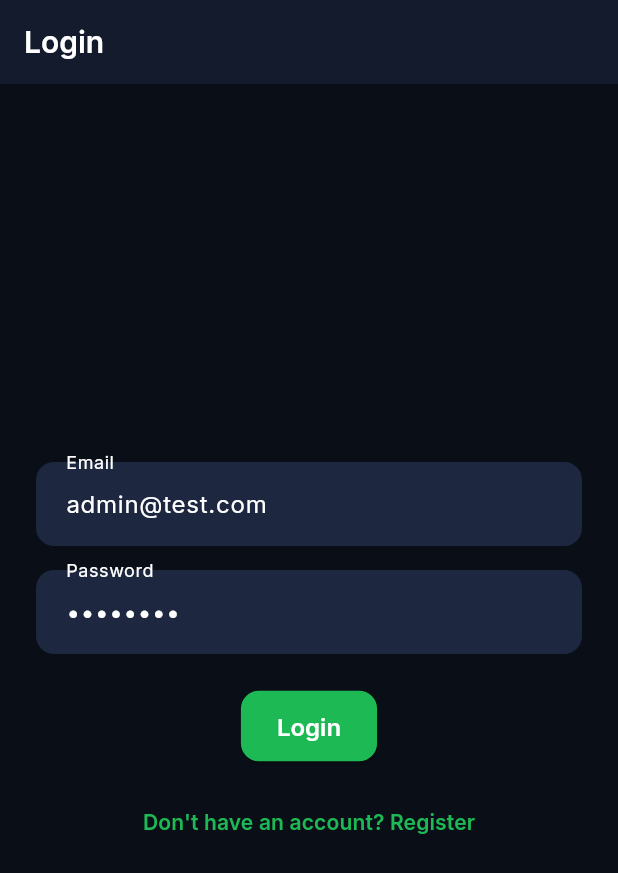
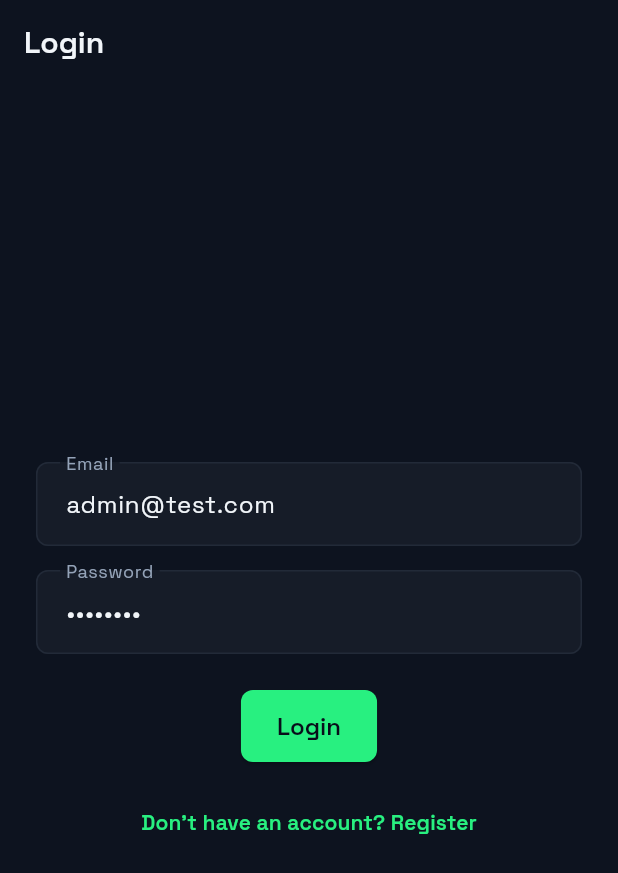
Before and after one commit to muhammedfahadt/SubIn, a Flutter app: the screen it shows after launch, on a phone screen of 412 x 824 dp. Shown: the top 873 px of the screen. Run offline on Flutter 3.47's test engine with Material 3 defaults, Android fonts, the phone set to English and light mode, and no system bars; our stand-ins replace dio, flutter_datetime_picker_plus, flutter_map, flutter_riverpod, freezed_annotation, geolocator and 7 more; missing offline and left inert: talker_dio_logger.

Commit message:
feat(theme): Redesign AppTheme and AppColors for improved dark-mode support and consistency, Related to #20

```diff
--- a/subIn/frontend/lib/config/app_theme.dart
+++ b/subIn/frontend/lib/config/app_theme.dart
@@ -1,42 +1,113 @@
 import 'package:flutter/material.dart';
 import 'package:google_fonts/google_fonts.dart';
 
+/// Athletic Pulse — dark-mode sports-tech design system.
+///
+/// Single central theme file. All raw hex values live here as named
+/// `const` tokens. Screens must reference [AppTheme]/[AppColors] tokens
+/// (or `Theme.of(context).colorScheme`) and never duplicate raw hex.
+class AppColors {
+  AppColors._();
+
+  // Brand / accent.
+  static const Color lime = Color(0xFF28F080);
+  static const Color onLime = Color(0xFF080E1A);
+
+  // Surfaces.
+  static const Color appBackground = Color(0xFF0D131F);
+  static const Color lowestSurface = Color(0xFF080E1A);
+  static const Color lowContainer = Color(0xFF161C28);
+  static const Color highContainer = Color(0xFF1E2638);
+  static const Color brightHighlight = Color(0xFF333947);
+
+  // Borders.
+  static const Color outline = Color(0xFF222A38);
+
+  // Text.
+  static const Color primaryText = Color(0xFFF1F5F9);
+  static const Color secondaryText = Color(0xFF94A3B8);
+  static const Color tertiaryText = Color(0xFF64748B);
+
+  // Sport / live status — kept separate from [lime] on purpose.
+  static const Color soccerTurf = Color(0xFF28F080);
+  static const Color basketballCourt = Color(0xFFF59E0B);
+  static const Color liveRadar = Color(0xFF38BDF8);
+  static const Color liveAvailable = Color(0xFF22C55E);
+
+  // Retained for Material error role (spec does not define error color).
+  static const Color error = Color(0xFFEF4444);
+}
+
 class AppTheme {
-  // Primary Colors - Sporty & Energetic
-  static const Color primaryColor = Color(0xFF1DB954);  // Vibrant Green
-  static const Color primaryDark = Color(0xFF169C45);
-  static const Color primaryLight = Color(0xFF4DD47A);
+  AppTheme._();
 
-  // Accent Colors
-  static const Color accentColor = Color(0xFFFF6B35);  // Orange
-  static const Color accentLight = Color(0xFFFF8C61);
+  // ── Canonical Athletic Pulse tokens (preferred) ──
+  static const Color lime = AppColors.lime;
+  static const Color onLime = AppColors.onLime;
+  static const Color appBackground = AppColors.appBackground;
+  static const Color lowestSurface = AppColors.lowestSurface;
+  static const Color lowContainer = AppColors.lowContainer;
+  static const Color highContainer = AppColors.highContainer;
+  static const Color brightHighlight = AppColors.brightHighlight;
+  static const Color outline = AppColors.outline;
+  static const Color primaryText = AppColors.primaryText;
+  static const Color secondaryText = AppColors.secondaryText;
+  static const Color tertiaryText = AppColors.tertiaryText;
+  static const Color soccer = AppColors.soccerTurf;
+  static const Color basketball = AppColors.basketballCourt;
+  static const Color radarBlue = AppColors.liveRadar;
+  static const Color liveEmerald = AppColors.liveAvailable;
+  static const Color error = AppColors.error;
 
-  // Background Colors
-  static const Color background = Color(0xFF0A0E17);  // Dark Navy
-  static const Color surface = Color(0xFF141B2D);     // Slightly lighter
-  static const Color cardBackground = Color(0xFF1E2740);
+  // Shared restrained corner radius — 8px everywhere.
+  static const double radius = 8.0;
+  static BorderRadius get radiusBorder => BorderRadius.circular(radius);
 
-  // Text Colors
-  static const Color textPrimary = Color(0xFFFFFFFF);
-  static const Color textSecondary = Color(0xFFB0B8C8);
-  static const Color textMuted = Color(0xFF6B7280);
+  // ── Backward-compatible aliases (deprecated) ──
+  // Kept so existing screens compile without per-screen edits in this task.
+  // New code should use the canonical tokens above.
+  @Deprecated('Use AppTheme.appBackground instead')
+  static const Color background = appBackground;
+  @Deprecated('Use AppTheme.lowContainer instead')
+  static const Color surface = lowContainer;
+  @Deprecated('Use AppTheme.lowContainer instead')
+  static const Color cardBackground = lowContainer;
+  @Deprecated('Use AppTheme.primaryText instead')
+  static const Color textPrimary = primaryText;
+  @Deprecated('Use AppTheme.secondaryText instead')
+  static const Color textSecondary = secondaryText;
+  @Deprecated('Use AppTheme.tertiaryText instead')
+  static const Color textMuted = tertiaryText;
+  @Deprecated('Use AppTheme.lime instead')
+  static const Color primaryColor = lime;
+  @Deprecated('Use AppTheme.lime instead')
+  static const Color primaryDark = lime;
+  @Deprecated('Use AppTheme.lime instead')
+  static const Color primaryLight = lime;
+  @Deprecated('Use AppTheme.basketball instead')
+  static const Color accentColor = basketball;
+  @Deprecated('Use AppTheme.basketball instead')
+  static const Color accentLight = basketball;
+  @Deprecated('Use AppTheme.liveEmerald instead')
+  static const Color success = liveEmerald;
+  @Deprecated('Use AppTheme.basketball instead')
+  static const Color warning = basketball;
+  @Deprecated('Use AppTheme.radarBlue instead')
+  static const Color info = radarBlue;
 
-  // Status Colors
-  static const Color success = Color(0xFF22C55E);
-  static const Color warning = Color(0xFFF59E0B);
-  static const Color error = Color(0xFFEF4444);
-  static const Color info = Color(0xFF3B82F6);
-
-  // Sport-specific colors
+  // Sport-specific colors.
+  // Soccer/Basketball aligned to Athletic Pulse; remaining sports keep
+  // legacy values centrally so screens do not hardcode hex.
   static const Map<String, Color> sportColors = {
-    'Football': Color(0xFF22C55E),
-    'Cricket': Color(0xFF3B82F6),
-    'Basketball': Color(0xFFF97316),
+    'Football': AppColors.soccerTurf,
+    'Soccer': AppColors.soccerTurf,
+    'Cricket': AppColors.liveRadar,
+    'Basketball': AppColors.basketballCourt,
     'Tennis': Color(0xFFEC4899),
     'Badminton': Color(0xFF8B5CF6),
-    'Volleyball': Color(0xFFF59E0B),
+    'Volleyball': AppColors.basketballCourt,
     'Table Tennis': Color(0xFF06B6D4),
-    'Running': Color(0xFFEF4444),
+    'Running': AppColors.error,
     'Cycling': Color(0xFF14B8A6),
     'Swimming': Color(0xFF0EA5E9),
     'Yoga': Color(0xFFF472B6),
@@ -45,96 +116,169 @@ class AppTheme {
   };
 
   static ThemeData get darkTheme {
+    final base = ThemeData.dark(useMaterial3: true);
+    final spaceText = GoogleFonts.spaceGroteskTextTheme(base.textTheme);
+
+    final textTheme = spaceText
+        .copyWith(
+          displayLarge: spaceText.displayLarge?.copyWith(
+            fontSize: 32,
+            fontWeight: FontWeight.bold,
+            color: primaryText,
+          ),
+          displayMedium: spaceText.displayMedium?.copyWith(
+            fontSize: 24,
+            fontWeight: FontWeight.bold,
+            color: primaryText,
+          ),
+          titleLarge: spaceText.titleLarge?.copyWith(
+            fontSize: 20,
+            fontWeight: FontWeight.w600,
+            color: primaryText,
+          ),
+          bodyLarge: spaceText.bodyLarge?.copyWith(
+            fontSize: 16,
+            color: primaryText,
+          ),
+          bodyMedium: spaceText.bodyMedium?.copyWith(
+            fontSize: 14,
+            color: secondaryText,
+          ),
+          labelLarge: spaceText.labelLarge?.copyWith(
+            fontSize: 14,
+            fontWeight: FontWeight.w600,
+            color: onLime,
+          ),
+        )
+        .apply(bodyColor: primaryText, displayColor: primaryText);
+
+    const colorScheme = ColorScheme.dark(
+      primary: lime,
+      onPrimary: onLime,
+      secondary: radarBlue,
+      onSecondary: onLime,
+      tertiary: basketball,
+      onTertiary: onLime,
+      surface: lowContainer,
+      onSurface: primaryText,
+      error: error,
+      onError: primaryText,
+      outline: outline,
+      outlineVariant: outline,
+    );
+
     return ThemeData(
       useMaterial3: true,
       brightness: Brightness.dark,
-      scaffoldBackgroundColor: background,
-      primaryColor: primaryColor,
-      colorScheme: const ColorScheme.dark(
-        primary: primaryColor,
-        secondary: accentColor,
-        surface: surface,
-       // background: background,
-        error: error,
-        onPrimary: Colors.white,
-        onSecondary: Colors.white,
-        onSurface: textPrimary,
-        //onBackground: textPrimary,
-      ),
-      textTheme: GoogleFonts.interTextTheme().copyWith(
-        displayLarge: GoogleFonts.inter(
-          fontSize: 32, fontWeight: FontWeight.bold, color: textPrimary,
-        ),
-        displayMedium: GoogleFonts.inter(
-          fontSize: 24, fontWeight: FontWeight.bold, color: textPrimary,
-        ),
-        titleLarge: GoogleFonts.inter(
-          fontSize: 20, fontWeight: FontWeight.w600, color: textPrimary,
-        ),
-        bodyLarge: GoogleFonts.inter(
-          fontSize: 16, color: textPrimary,
-        ),
-        bodyMedium: GoogleFonts.inter(
-          fontSize: 14, color: textSecondary,
-        ),
-        labelLarge: GoogleFonts.inter(
-          fontSize: 14, fontWeight: FontWeight.w600, color: primaryColor,
+      scaffoldBackgroundColor: appBackground,
+      canvasColor: appBackground,
+      primaryColor: lime,
+      hintColor: tertiaryText,
+      dividerColor: outline,
+      colorScheme: colorScheme,
+      textTheme: textTheme,
+      appBarTheme: AppBarTheme(
+        backgroundColor: appBackground,
+        foregroundColor: primaryText,
+        elevation: 0,
+        titleTextStyle: GoogleFonts.spaceGrotesk(
+          fontSize: 20,
+          fontWeight: FontWeight.w600,
+          color: primaryText,
         ),
       ),
       cardTheme: CardThemeData(
-        color: cardBackground,
+        color: lowContainer,
         elevation: 0,
         shape: RoundedRectangleBorder(
-          borderRadius: BorderRadius.circular(16),
+          borderRadius: BorderRadius.circular(radius),
+          side: const BorderSide(color: outline, width: 1),
         ),
       ),
+      dialogTheme: DialogThemeData(
+        backgroundColor: lowContainer,
+        shape: RoundedRectangleBorder(
+          borderRadius: BorderRadius.circular(radius),
+        ),
+      ),
+      snackBarTheme: SnackBarThemeData(
+        backgroundColor: highContainer,
+        contentTextStyle: GoogleFonts.spaceGrotesk(color: primaryText),
+        shape: RoundedRectangleBorder(
+          borderRadius: BorderRadius.circular(radius),
+        ),
+        behavior: SnackBarBehavior.floating,
+      ),
+      dividerTheme: const DividerThemeData(color: outline, thickness: 1),
       elevatedButtonTheme: ElevatedButtonThemeData(
         style: ElevatedButton.styleFrom(
-          backgroundColor: primaryColor,
-          foregroundColor: Colors.white,
+          backgroundColor: lime,
+          foregroundColor: onLime,
           padding: const EdgeInsets.symmetric(horizontal: 24, vertical: 14),
           shape: RoundedRectangleBorder(
-            borderRadius: BorderRadius.circular(12),
+            borderRadius: BorderRadius.circular(radius),
           ),
-          textStyle: GoogleFonts.inter(
-            fontSize: 16, fontWeight: FontWeight.w600,
+          textStyle: GoogleFonts.spaceGrotesk(
+            fontSize: 16,
+            fontWeight: FontWeight.w600,
+          ),
+        ),
+      ),
+      filledButtonTheme: FilledButtonThemeData(
+        style: FilledButton.styleFrom(
+          backgroundColor: lime,
+          foregroundColor: onLime,
+          shape: RoundedRectangleBorder(
+            borderRadius: BorderRadius.circular(radius),
           ),
         ),
       ),
       outlinedButtonTheme: OutlinedButtonThemeData(
         style: OutlinedButton.styleFrom(
-          foregroundColor: primaryColor,
-          side: const BorderSide(color: primaryColor, width: 1.5),
+          foregroundColor: lime,
+          side: const BorderSide(color: lime, width: 1.5),
           padding: const EdgeInsets.symmetric(horizontal: 24, vertical: 14),
           shape: RoundedRectangleBorder(
-            borderRadius: BorderRadius.circular(12),
+            borderRadius: BorderRadius.circular(radius),
           ),
         ),
       ),
+      textButtonTheme: TextButtonThemeData(
+        style: TextButton.styleFrom(foregroundColor: lime),
+      ),
       inputDecorationTheme: InputDecorationTheme(
         filled: true,
-        fillColor: cardBackground,
+        fillColor: lowContainer,
+        labelStyle: GoogleFonts.spaceGrotesk(color: secondaryText),
+        hintStyle: GoogleFonts.spaceGrotesk(color: tertiaryText),
         border: OutlineInputBorder(
-          borderRadius: BorderRadius.circular(12),
-          borderSide: BorderSide.none,
+          borderRadius: BorderRadius.circular(radius),
+          borderSide: const BorderSide(color: outline, width: 1),
         ),
         enabledBorder: OutlineInputBorder(
-          borderRadius: BorderRadius.circular(12),
-          borderSide: BorderSide.none,
+          borderRadius: BorderRadius.circular(radius),
+          borderSide: const BorderSide(color: outline, width: 1),
         ),
         focusedBorder: OutlineInputBorder(
-          borderRadius: BorderRadius.circular(12),
-          borderSide: const BorderSide(color: primaryColor, width: 2),
+          borderRadius: BorderRadius.circular(radius),
+          borderSide: const BorderSide(color: lime, width: 2),
         ),
-        contentPadding: const EdgeInsets.symmetric(horizontal: 16, vertical: 16),
-        hintStyle: GoogleFonts.inter(color: textMuted),
+        contentPadding:
+            const EdgeInsets.symmetric(horizontal: 16, vertical: 16),
       ),
       bottomNavigationBarTheme: const BottomNavigationBarThemeData(
-        backgroundColor: surface,
-        selectedItemColor: primaryColor,
-        unselectedItemColor: textMuted,
+        backgroundColor: lowestSurface,
+        selectedItemColor: lime,
+        unselectedItemColor: secondaryText,
         type: BottomNavigationBarType.fixed,
         elevation: 8,
+      ),
+      navigationBarTheme: NavigationBarThemeData(
+        backgroundColor: lowestSurface,
+        indicatorColor: lime,
+        labelTextStyle: WidgetStatePropertyAll(
+          GoogleFonts.spaceGrotesk(fontSize: 12, color: secondaryText),
+        ),
       ),
     );
   }
```
